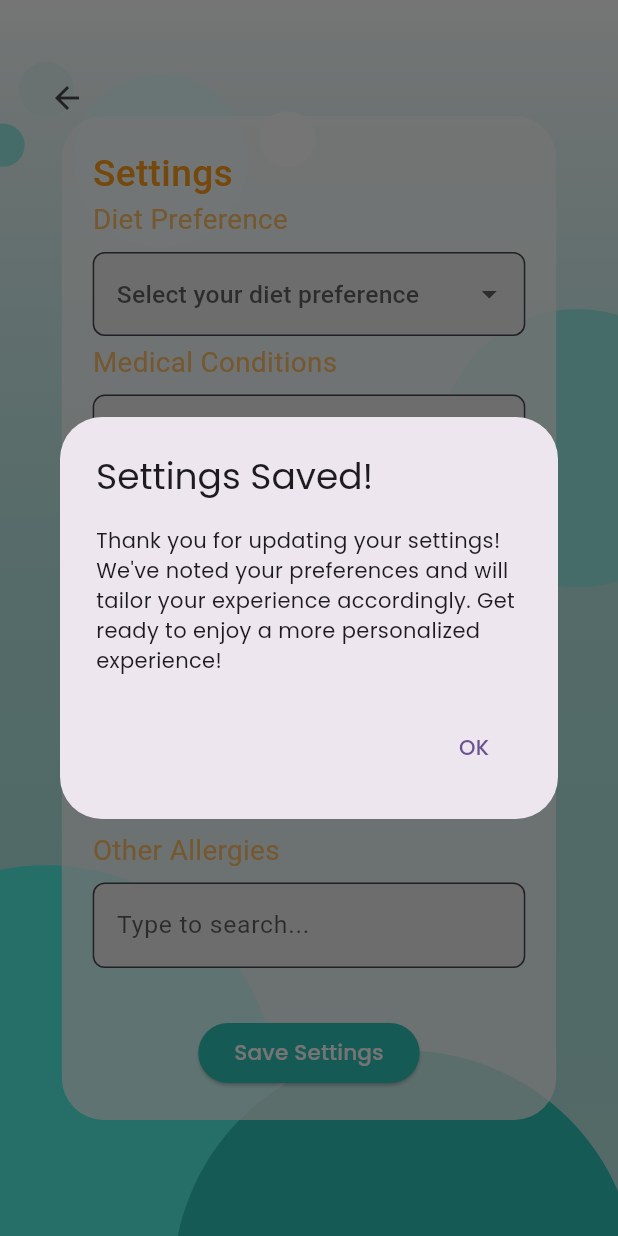
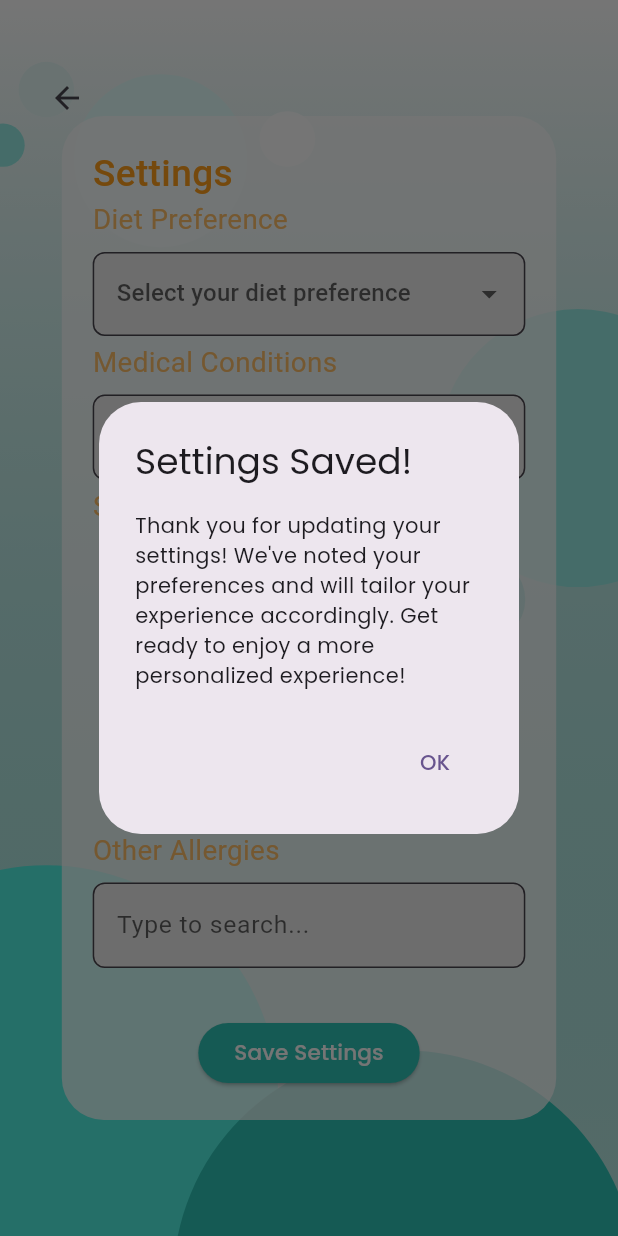
Before and after one commit to nicolheng/alt-f4-kitahack, a Flutter app: the SettingsPage screen opened by its route, after a tap on "Save Settings", on a phone screen of 412 x 824 dp. Run offline on Flutter 3.47's test engine with Material 3 defaults, Android fonts, the phone set to English and light mode, and no system bars; drawn by our look-alikes of auto_size_text; our stand-ins replace camera, google_fonts, ionicons; missing offline and left inert: external_path, media_scanner; Roboto replaces fonts that are missing (Mukta).

Commit message:
Change to Auto-size text

```diff
--- a/app/lib/pages/login_page.dart
+++ b/app/lib/pages/login_page.dart
@@ -1,5 +1,6 @@
 import 'package:flutter/material.dart';
 import 'package:google_fonts/google_fonts.dart';
+import 'package:auto_size_text/auto_size_text.dart';
 
 class LoginPage extends StatelessWidget {
   const LoginPage({super.key});
@@ -75,7 +76,7 @@ class LoginPage extends StatelessWidget {
                                   backgroundColor: Color(0xFFFF9F1C),
                                   shape: RoundedRectangleBorder(borderRadius: BorderRadius.circular(11)),
                                 ),
-                                child: Text(
+                                child: AutoSizeText(
                                   "Login",
                                   style: GoogleFonts.inter(
                                     color: Colors.white,
@@ -92,7 +93,7 @@ class LoginPage extends StatelessWidget {
                                   backgroundColor: Color(0xFFFF9F1C),
                                   shape: RoundedRectangleBorder(borderRadius: BorderRadius.circular(11)),
                                 ),
-                                child: Text(
+                                child: AutoSizeText(
                                   "Sign Up",
                                   style: GoogleFonts.inter(
                                     color: Colors.white,
--- a/app/lib/pages/settings_page.dart
+++ b/app/lib/pages/settings_page.dart
@@ -1,5 +1,6 @@
 import 'package:flutter/material.dart';
 import 'package:google_fonts/google_fonts.dart';
+import 'package:auto_size_text/auto_size_text.dart';
 
 class SettingsPage extends StatefulWidget {
   const SettingsPage({super.key});
@@ -49,7 +50,7 @@ class _SettingsPageState extends State<SettingsPage> {
                       child: Column(
                         crossAxisAlignment: CrossAxisAlignment.start,
                         children: [
-                          Text(
+                          AutoSizeText(
                             "Settings",
                             style: GoogleFonts.tiltWarp(
                               fontSize: isLandscape ? screenWidth * 0.03 : screenWidth * 0.06,
@@ -81,15 +82,15 @@ class _SettingsPageState extends State<SettingsPage> {
                                       shape: RoundedRectangleBorder(
                                         borderRadius: BorderRadius.circular(28),
                                       ),
-                                      title: Text("Settings Saved!"),
-                                      content: Text("Thank you for updating your settings! We've noted your preferences and will tailor your experience accordingly. Get ready to enjoy a more personalized experience!"),
+                                      title: AutoSizeText("Settings Saved!"),
+                                      content: AutoSizeText("Thank you for updating your settings! We've noted your preferences and will tailor your experience accordingly. Get ready to enjoy a more personalized experience!"),
                                       actions: [
                                         TextButton(
                                           onPressed: () {
                                             Navigator.pop(context);
                                             Navigator.pushReplacementNamed(context, "/welcome");
                                           },
-                                          child: Text("OK"),
+                                          child: AutoSizeText("OK"),
                                         ),
                                       ],
                                     );
@@ -100,7 +101,7 @@ class _SettingsPageState extends State<SettingsPage> {
                                   backgroundColor: Color(0xFF2EC4B6),
                                   shape: RoundedRectangleBorder(borderRadius: BorderRadius.circular(20)),
                                 ),
-                              child: Text(
+                              child: AutoSizeText(
                                 "Save Settings",
                                 style:GoogleFonts.poppins(
                                   color: Colors.white,
@@ -138,7 +139,7 @@ class _SettingsPageState extends State<SettingsPage> {
     return Column(
       crossAxisAlignment: CrossAxisAlignment.start,
       children: [
-        Text(
+        AutoSizeText(
           title,
           style: GoogleFonts.mukta(
             color: Color(0xFFFFBF69),
@@ -148,7 +149,7 @@ class _SettingsPageState extends State<SettingsPage> {
         SizedBox(height: 8),
         DropdownButtonFormField<String>(
           value: selectedValue,
-          hint: Text(
+          hint: AutoSizeText(
             "Select your diet preference",
             style: GoogleFonts.mukta(
             fontSize: isLandscape ? screenWidth * 0.01 : screenWidth * 0.04,
@@ -162,7 +163,7 @@ class _SettingsPageState extends State<SettingsPage> {
           items: options.map((String option) {
             return DropdownMenuItem<String>(
               value: option,
-              child: Text(option),
+              child: AutoSizeText(option),
             );
           }).toList(),
           onChanged: onChanged,
@@ -178,7 +179,7 @@ class _SettingsPageState extends State<SettingsPage> {
     return Column(
       crossAxisAlignment: CrossAxisAlignment.start,
       children: [
-        Text(
+        AutoSizeText(
           title,
           style: GoogleFonts.mukta(
             color: Color(0xFFFFBF69),
@@ -210,7 +211,7 @@ class _SettingsPageState extends State<SettingsPage> {
     return Column(
       crossAxisAlignment: CrossAxisAlignment.start,
       children: [
-        Text(
+        AutoSizeText(
           "Select Your Allergies",
           style: GoogleFonts.mukta(
             color: Color(0xFFFFBF69),
@@ -251,7 +252,7 @@ class _SettingsPageState extends State<SettingsPage> {
             });
           },
         ),
-        Text(
+        AutoSizeText(
           allergy,
           style: GoogleFonts.mukta(
               color: Color(0xFF2EC4B6),
@@ -269,7 +270,7 @@ class _SettingsPageState extends State<SettingsPage> {
     return Column(
       crossAxisAlignment: CrossAxisAlignment.start,
       children: [
-        Text(
+        AutoSizeText(
           "Other Allergies",
           style: GoogleFonts.mukta(
             color: Color(0xFFFFBF69),
@@ -307,7 +308,7 @@ class _SettingsPageState extends State<SettingsPage> {
           runSpacing: 4,
           children: selectedOtherAllergies.map((allergy) {
             return Chip(
-              label: Text(
+              label: AutoSizeText(
                 allergy,
                 style: TextStyle(fontSize: screenWidth * 0.035, color: Colors.black),
               ),
@@ -343,7 +344,7 @@ class _SettingsPageState extends State<SettingsPage> {
             child: Column(
               children: filteredSuggestions.map((suggestion) {
                 return ListTile(
-                  title: Text(suggestion),
+                  title: AutoSizeText(suggestion),
                   onTap: () {
                     if (!selectedOtherAllergies.contains(suggestion)) {
                       setState(() {
```
Also changed, not shown: app/lib/pages/exercise_page.dart (+13 -12 lines), app/lib/pages/exerciselog_page.dart (+18 -17 lines), app/lib/pages/mood_page.dart (+9 -8 lines), app/lib/pages/moodlog_page.dart (+11 -8 lines), app/lib/pages/signup_page.dart (+9 -8 lines), app/lib/pages/tnc.dart (+5 -4 lines).
